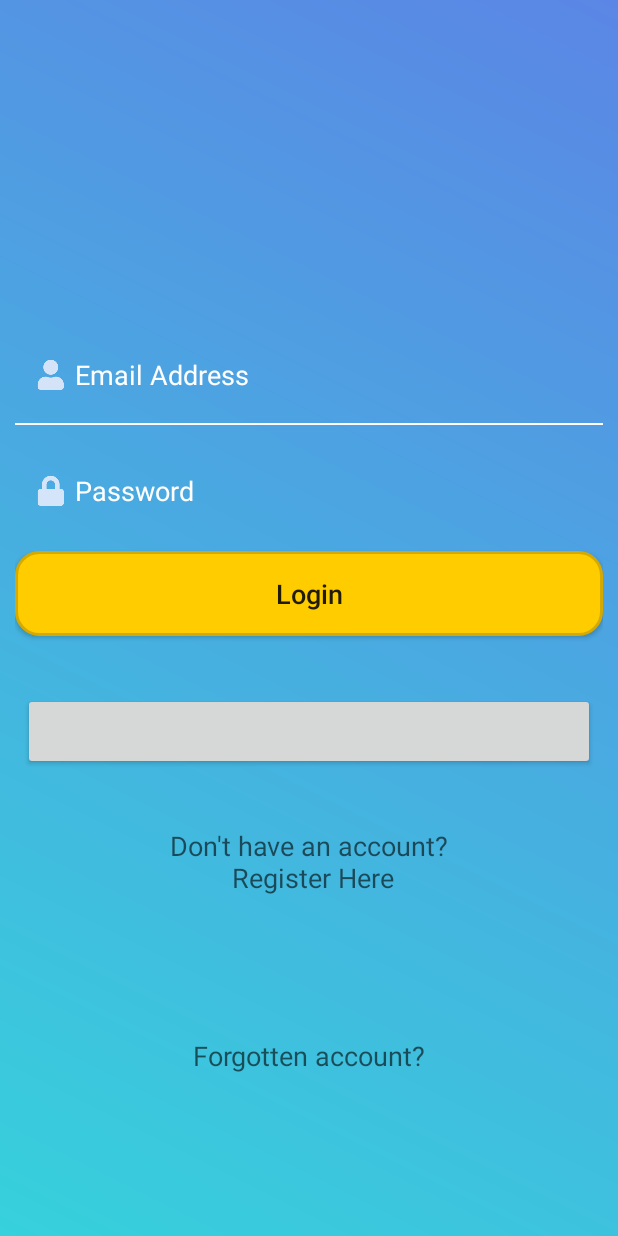
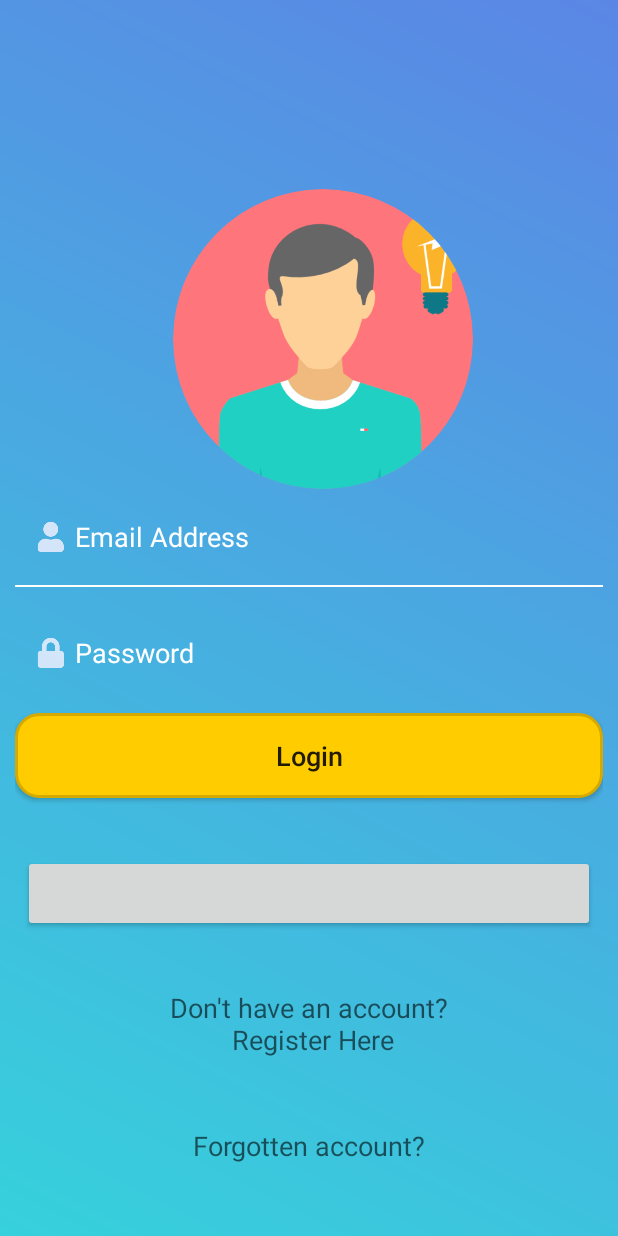
Before and after one commit to ShalikaAshan01/MAD-Project, an Android app: the screen it shows after launch (login_activity), on a phone screen of 412 x 824 dp. Run offline under Robolectric (Android 15) with nearby library versions, the phone set to English and light mode, and no system bars; our stand-ins replace CircleImageView, Firebase (no records; nobody signed in at launch, a user with empty details on screens opened directly); libraries missing offline, so code that uses them is left out: com.facebook, com.facebook.login; plain views replace LoginButton; 4 statements that could not run were skipped.

Commit message:
login ui changed

```diff
--- a/app/build.gradle
+++ b/app/build.gradle
@@ -36,6 +36,7 @@ dependencies {
     implementation 'com.google.firebase:firebase-storage:16.0.1'
     implementation 'com.squareup.picasso:picasso:2.71828'
     implementation 'com.facebook.android:facebook-login:[4,5)'
+    implementation 'de.hdodenhof:circleimageview:2.2.0'
 
 }
 apply plugin: 'com.google.gms.google-services'
--- a/app/src/main/java/com/sadeveloper/sample_qna/login_activity.java
+++ b/app/src/main/java/com/sadeveloper/sample_qna/login_activity.java
@@ -80,14 +80,12 @@ public class login_activity extends AppCompatActivity {
         loginButton.registerCallback(mCallbackManager, new FacebookCallback<LoginResult>() {
             @Override
             public void onSuccess(LoginResult loginResult) {
-                Log.d(TAG, "facebook:onSuccess:" + loginResult);
                 handleFacebookAccessToken(loginResult.getAccessToken());
 
             }
 
             @Override
             public void onCancel() {
-                Log.d(TAG, "facebook:onCancel");
                 Toast.makeText(login_activity.this, "Access denied by user", Toast.LENGTH_SHORT).show();
 
             }
--- a/app/src/main/java/com/sadeveloper/sample_qna/user_details_activity.java
+++ b/app/src/main/java/com/sadeveloper/sample_qna/user_details_activity.java
@@ -47,6 +47,8 @@ import com.squareup.picasso.Picasso;
 
 import org.apache.commons.lang3.StringUtils;
 
+import de.hdodenhof.circleimageview.CircleImageView;
+
 import static android.content.Context.LAYOUT_INFLATER_SERVICE;
 
 
@@ -62,7 +64,7 @@ public class user_details_activity extends Fragment {
     private static String email, username, firstname, lastname;
     private static FirebaseUser user;
     private StorageReference storageReference;
-    private static ImageView imgProfilePicture;
+    private static CircleImageView imgProfilePicture;
 
     @Nullable
     @Override
@@ -133,8 +135,8 @@ public class user_details_activity extends Fragment {
             }
         });
 
+        //set image view values
         StorageReference loadImage = storageReference.child("user_picture").child(mAuth.getCurrentUser().getUid());
-
         loadImage.getDownloadUrl().addOnSuccessListener(new OnSuccessListener<Uri>() {
             @Override
             public void onSuccess(Uri uri) {
@@ -148,8 +150,6 @@ public class user_details_activity extends Fragment {
                 progressBar.setVisibility(View.INVISIBLE);
             }
         });
-
-
 
 
 
--- a/app/src/main/res/layout/activity_login.xml
+++ b/app/src/main/res/layout/activity_login.xml
@@ -14,6 +14,22 @@
         android:layout_centerVertical="true"
         android:orientation="vertical"
         android:padding="10dp">
+
+
+        <de.hdodenhof.circleimageview.CircleImageView
+            android:id="@+id/loginImage"
+            android:layout_width="200dp"
+            android:layout_height="200dp"
+            android:layout_marginEnd="106dp"
+            android:layout_marginLeft="105dp"
+            android:layout_marginRight="106dp"
+            android:layout_marginStart="105dp"
+            android:layout_marginTop="16dp"
+            android:contentDescription="@string/pictureDescription"
+            android:src="@drawable/login_icon"
+            app:layout_constraintEnd_toEndOf="parent"
+            app:layout_constraintStart_toStartOf="parent"
+            app:layout_constraintTop_toTopOf="parent" />
 
 
         <EditText
@@ -98,7 +114,7 @@
         android:layout_height="wrap_content"
         android:orientation="vertical"
         android:layout_alignParentBottom="true"
-        android:paddingBottom="100dp">
+        android:paddingBottom="40dp">
 
         <TextView
             android:id="@+id/textViewForgotPassword"
--- a/app/src/main/res/layout/fragment_user_details.xml
+++ b/app/src/main/res/layout/fragment_user_details.xml
@@ -7,7 +7,7 @@
     android:background="@drawable/gradient_home1">
 
 
-    <ImageView
+    <de.hdodenhof.circleimageview.CircleImageView
         android:id="@+id/imgProfilePicture"
         android:layout_width="230dp"
         android:layout_height="200dp"
```
Also changed, not shown: app/src/main/res/drawable/login_icon.png (added).
